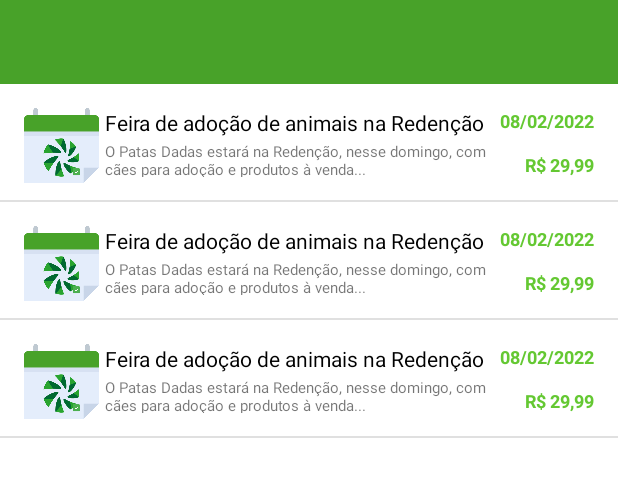
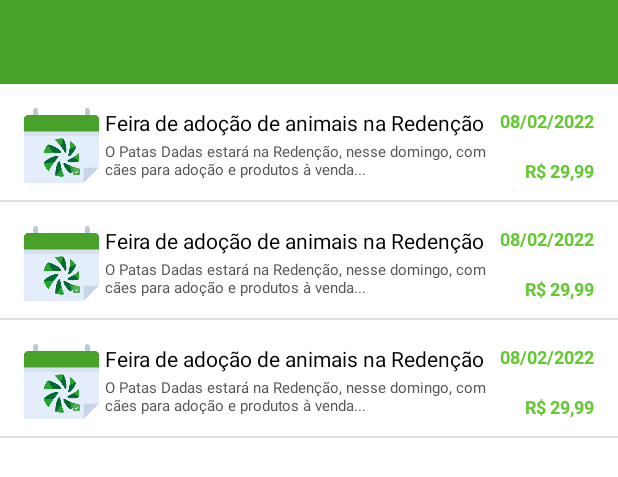
Before and after one commit to Kryslan-Pessoal/Sicredi-Eventos, an Android app: the layout activity_eventos.xml on its own in the app's theme, with its tools: preview values and no code run, on a phone screen of 412 x 824 dp. Shown: the top 477 px of the screen. Run offline under Robolectric (Android 15) with nearby library versions, the phone set to English and light mode, and no system bars.

Commit message:
Fix. Tema black/white Fix. Moeda

```diff
--- a/app/src/main/java/br/com/sicredi/sicredieventos/eventos/view/EventosAdapter.kt
+++ b/app/src/main/java/br/com/sicredi/sicredieventos/eventos/view/EventosAdapter.kt
@@ -45,9 +45,9 @@
 
     private fun converteDoubleEmMoeda(valor: Double): String{
         return try {
-            val valorConvertido: String = "R$ " + valor.toBigDecimal().toPlainString()
+            var valorConvertido: String = "R$ " + valor.toBigDecimal().toPlainString()
             if(valorConvertido.indexOf('.') != -1)
-                valorConvertido.replace('.', ',')
+                valorConvertido = valorConvertido.replace('.', ',')
 
             valorConvertido
         } catch (ignored: Exception) {
--- a/app/src/main/res/layout/list_evento.xml
+++ b/app/src/main/res/layout/list_evento.xml
@@ -30,7 +30,7 @@
         android:layout_marginEnd="6dp"
         android:layout_marginBottom="1dp"
         android:text="Feira de adoção de animais na Redenção"
-        android:textColor="@color/black"
+        style="@style/primaryText"
         android:textSize="14sp"
         app:layout_constraintBottom_toTopOf="@+id/descricaoEvento_textView"
         app:layout_constraintEnd_toStartOf="@+id/dataEvento_TextView"
@@ -40,13 +40,14 @@
     <!-- Descrição -->
     <TextView
         android:id="@+id/descricaoEvento_textView"
+        style="@style/secondaryText"
         android:layout_width="0dp"
+
         android:layout_height="0dp"
-
         android:layout_marginTop="1dp"
         android:layout_marginEnd="22dp"
-        android:layout_marginBottom="14dp"
 
+        android:layout_marginBottom="10dp"
         android:text="O Patas Dadas estará na Redenção, nesse domingo, com cães
 para adoção e produtos à venda..."
         android:textSize="10sp"
--- a/app/src/main/res/values-night/themes.xml
+++ b/app/src/main/res/values-night/themes.xml
@@ -5,11 +5,20 @@
         <item name="colorPrimary">@color/primaryColor</item>
         <item name="colorPrimaryVariant">@color/secondaryColor</item>
 
-        <item name="colorOnPrimary">@color/black</item>
-        <item name="colorOnSecondary">@color/black</item>
+        <!-- Texto Primário -->
+        <item name="colorOnPrimary">@color/textoBranco</item>
+        <item name="colorOnSecondary">@color/textoCinza2</item>
 
         <!-- Status bar color. -->
         <item name="android:statusBarColor" tools:targetApi="l">?attr/colorPrimaryVariant</item>
         <!-- Customize your theme here. -->
     </style>
+
+    <style name="primaryText" parent="android:Theme">
+        <item name="android:textColor">@color/textoBranco</item>
+    </style>
+    <style name="secondaryText" parent="android:Theme">
+        <item name="android:textColor">@color/textoCinza2</item>
+    </style>
+
 </resources>
--- a/app/src/main/res/values/colors.xml
+++ b/app/src/main/res/values/colors.xml
@@ -5,8 +5,13 @@
     <color name="secondaryColor">#3C781E</color>
     <color name="accent">#757575</color>
 
+
+    <!-- Texto -->
+    <color name="textoPreto">#FF000000</color>
+    <color name="textoCinza">#545454</color>
+    <color name="textoCinza2">#B7B7B7</color>
+    <color name="textoBranco">#FFFFFFFF</color>
     <color name="texto_verde">#64C832</color>
-    <color name="borda_cinza">#D5D5D5</color>
 
     <!-- Cores gerais -->
     <color name="black">#FF000000</color>
--- a/app/src/main/res/values/themes.xml
+++ b/app/src/main/res/values/themes.xml
@@ -6,11 +6,21 @@
         <item name="colorPrimary">@color/primaryColor</item>
         <item name="colorPrimaryVariant">@color/secondaryColor</item>
 
-        <item name="colorOnPrimary">@color/white</item>
-        <item name="colorOnSecondary">@color/black</item>
+        <!-- Texto Primário -->
+        <item name="colorOnPrimary">@color/textoPreto</item>
+        <!-- Texto Secundário -->
+        <item name="colorOnSecondary">@color/textoCinza</item>
 
         <!-- Status bar color. -->
         <item name="android:statusBarColor" tools:targetApi="l">?attr/colorPrimaryVariant</item>
         <!-- Customize your theme here. -->
     </style>
+
+    <style name="primaryText" parent="android:Theme">
+        <item name="android:textColor">@color/textoPreto</item>
+    </style>
+    <style name="secondaryText" parent="android:Theme">
+        <item name="android:textColor">@color/textoCinza</item>
+    </style>
+
 </resources>
```
